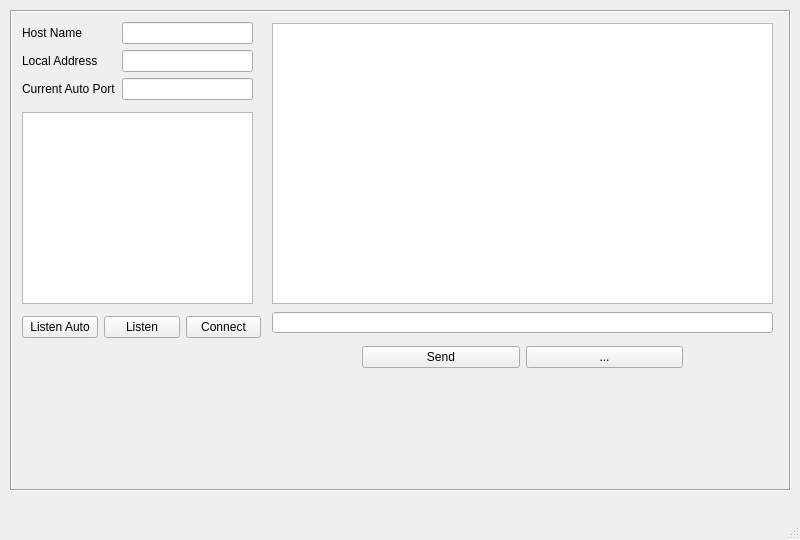
The window that gui.ui (Polybotumian/PeerConn) describes before a commit, drawn with Qt 5.
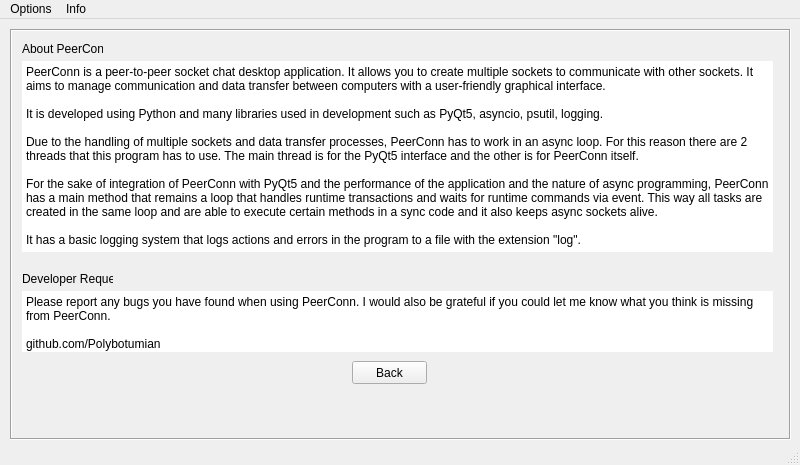
The same window after the commit. The open tabs and pages were chosen to show the change.

What changed in the file:
```diff
--- a/gui.ui
+++ b/gui.ui
@@ -5,14 +5,29 @@
   <property name="windowModality">
    <enum>Qt::ApplicationModal</enum>
   </property>
+  <property name="enabled">
+   <bool>true</bool>
+  </property>
   <property name="geometry">
    <rect>
     <x>0</x>
     <y>0</y>
     <width>800</width>
-    <height>540</height>
+    <height>465</height>
    </rect>
   </property>
+  <property name="minimumSize">
+   <size>
+    <width>800</width>
+    <height>465</height>
+   </size>
+  </property>
+  <property name="maximumSize">
+   <size>
+    <width>800</width>
+    <height>465</height>
+   </size>
+  </property>
   <property name="windowTitle">
    <string>MainWindow</string>
   </property>
@@ -29,7 +44,7 @@
       <x>10</x>
       <y>10</y>
       <width>781</width>
-      <height>481</height>
+      <height>411</height>
      </rect>
     </property>
     <property name="frameShape">
@@ -48,7 +63,7 @@
         <x>10</x>
         <y>10</y>
         <width>231</width>
-        <height>81</height>
+        <height>51</height>
        </rect>
       </property>
       <layout class="QFormLayout" name="formLayout_user_peerdata">
@@ -61,6 +76,12 @@
        </item>
        <item row="0" column="1">
         <widget class="QLineEdit" name="lineEdit_user_hostname">
+         <property name="toolTip">
+          <string>Your name. Default is your PC name.</string>
+         </property>
+         <property name="alignment">
+          <set>Qt::AlignRight|Qt::AlignTrailing|Qt::AlignVCenter</set>
+         </property>
          <property name="readOnly">
           <bool>false</bool>
          </property>
@@ -78,17 +99,9 @@
          <property name="readOnly">
           <bool>false</bool>
          </property>
-        </widget>
-       </item>
-       <item row="2" column="0">
-        <widget class="QLabel" name="label_user_auto_port">
-         <property name="text">
-          <string>Current Auto Port</string>
+         <property name="alignment">
+          <set>Qt::AlignCenter</set>
          </property>
-        </widget>
-       </item>
-       <item row="2" column="1">
-        <widget class="QLineEdit" name="lineEdit_user_auto_port">
          <property name="readOnly">
           <bool>false</bool>
          </property>
@@ -100,11 +113,17 @@
       <property name="geometry">
        <rect>
         <x>10</x>
-        <y>100</y>
+        <y>70</y>
         <width>231</width>
-        <height>192</height>
+        <height>251</height>
        </rect>
       </property>
+      <property name="toolTip">
+       <string>List of sockets.</string>
+      </property>
+      <property name="frameShape">
+       <enum>QFrame::StyledPanel</enum>
+      </property>
       <property name="editTriggers">
        <set>QAbstractItemView::EditKeyPressed</set>
       </property>
@@ -118,6 +137,18 @@
         <height>281</height>
        </rect>
       </property>
+      <property name="toolTip">
+       <string>Chat panel of selected socket.</string>
+      </property>
+      <property name="accessibleDescription">
+       <string/>
+      </property>
+      <property name="frameShape">
+       <enum>QFrame::StyledPanel</enum>
+      </property>
+      <property name="editTriggers">
+       <set>QAbstractItemView::EditKeyPressed</set>
+      </property>
      </widget>
      <widget class="QLineEdit" name="lineEdit_message">
       <property name="geometry">
@@ -128,12 +159,18 @@
         <height>21</height>
        </rect>
       </property>
+      <property name="toolTip">
+       <string>Message box. Enter key is the hot key for sending message.</string>
+      </property>
+      <property name="placeholderText">
+       <string>Type your message here!</string>
+      </property>
      </widget>
      <widget class="QWidget" name="horizontalLayoutWidget">
       <property name="geometry">
        <rect>
         <x>350</x>
-        <y>330</y>
+        <y>360</y>
         <width>321</width>
         <height>31</height>
        </rect>
@@ -142,14 +179,21 @@
        <item>
         <widget class="QPushButton" name="pushButton_send">
          <property name="text">
-          <string>Send</string>
+          <string>Send Message</string>
          </property>
         </widget>
        </item>
        <item>
         <widget class="QPushButton" name="pushButton_pick_file">
          <property name="text">
-          <string>...</string>
+          <string>Pick File</string>
+         </property>
+        </widget>
+       </item>
+       <item>
+        <widget class="QPushButton" name="pushButton_send_file">
+         <property name="text">
+          <string>Send File</string>
          </property>
         </widget>
        </item>
@@ -159,19 +203,12 @@
       <property name="geometry">
        <rect>
         <x>10</x>
-        <y>300</y>
-        <width>239</width>
+        <y>330</y>
+        <width>231</width>
         <height>31</height>
        </rect>
       </property>
       <layout class="QHBoxLayout" name="horizontalLayout_operation_buttons">
-       <item>
-        <widget class="QPushButton" name="pushButton_listen_auto">
-         <property name="text">
-          <string>Listen Auto</string>
-         </property>
-        </widget>
-       </item>
        <item>
         <widget class="QPushButton" name="pushButton_listen">
          <property name="text">
@@ -189,7 +226,179 @@
       </layout>
      </widget>
     </widget>
-    <widget class="QWidget" name="page_2"/>
+    <widget class="QWidget" name="page_about">
+     <widget class="QPlainTextEdit" name="plainTextEdit_about">
+      <property name="geometry">
+       <rect>
+        <x>10</x>
+        <y>30</y>
+        <width>751</width>
+        <height>191</height>
+       </rect>
+      </property>
+      <property name="focusPolicy">
+       <enum>Qt::StrongFocus</enum>
+      </property>
+      <property name="acceptDrops">
+       <bool>false</bool>
+      </property>
+      <property name="styleSheet">
+       <string notr="true"/>
+      </property>
+      <property name="inputMethodHints">
+       <set>Qt::ImhNone</set>
+      </property>
+      <property name="frameShape">
+       <enum>QFrame::NoFrame</enum>
+      </property>
+      <property name="frameShadow">
+       <enum>QFrame::Sunken</enum>
+      </property>
+      <property name="verticalScrollBarPolicy">
+       <enum>Qt::ScrollBarAlwaysOff</enum>
+      </property>
+      <property name="horizontalScrollBarPolicy">
+       <enum>Qt::ScrollBarAlwaysOff</enum>
+      </property>
+      <property name="sizeAdjustPolicy">
+       <enum>QAbstractScrollArea::AdjustIgnored</enum>
+      </property>
+      <property name="documentTitle">
+       <string/>
+      </property>
+      <property name="undoRedoEnabled">
+       <bool>false</bool>
+      </property>
+      <property name="lineWrapMode">
+       <enum>QPlainTextEdit::WidgetWidth</enum>
+      </property>
+      <property name="readOnly">
+       <bool>true</bool>
+      </property>
+      <property name="plainText">
+       <string>PeerConn is a peer-to-peer socket chat desktop application. It allows you to create multiple sockets to communicate with other sockets. It aims to manage communication and data transfer between computers with a user-friendly graphical interface.
+
+It is developed using Python and many libraries used in development such as PyQt5, asyncio, psutil, logging. 
+
+Due to the handling of multiple sockets and data transfer processes, PeerConn has to work in an async loop. For this reason there are 2 threads that this program has to use. The main thread is for the PyQt5 interface and the other is for PeerConn itself. 
+
+For the sake of integration of PeerConn with PyQt5 and the performance of the application and the nature of async programming, PeerConn has a main method that remains a loop that handles runtime transactions and waits for runtime commands via event. This way all tasks are created in the same loop and are able to execute certain methods in a sync code and it also keeps async sockets alive.
+
+It has a basic logging system that logs actions and errors in the program to a file with the extension &quot;log&quot;.</string>
+      </property>
+      <property name="overwriteMode">
+       <bool>false</bool>
+      </property>
+      <property name="backgroundVisible">
+       <bool>false</bool>
+      </property>
+      <property name="centerOnScroll">
+       <bool>false</bool>
+      </property>
+     </widget>
+     <widget class="QLabel" name="label_about">
+      <property name="geometry">
+       <rect>
+        <x>10</x>
+        <y>10</y>
+        <width>81</width>
+        <height>16</height>
+       </rect>
+      </property>
+      <property name="text">
+       <string>About PeerConn</string>
+      </property>
+     </widget>
+     <widget class="QLabel" name="label_developer_request">
+      <property name="geometry">
+       <rect>
+        <x>10</x>
+        <y>240</y>
+        <width>91</width>
+        <height>16</height>
+       </rect>
+      </property>
+      <property name="text">
+       <string>Developer Request</string>
+      </property>
+     </widget>
+     <widget class="QPlainTextEdit" name="plainTextEdit_developer_request">
+      <property name="geometry">
+       <rect>
+        <x>10</x>
+        <y>260</y>
+        <width>751</width>
+        <height>61</height>
+       </rect>
+      </property>
+      <property name="focusPolicy">
+       <enum>Qt::StrongFocus</enum>
+      </property>
+      <property name="acceptDrops">
+       <bool>false</bool>
+      </property>
+      <property name="styleSheet">
+       <string notr="true"/>
+      </property>
+      <property name="inputMethodHints">
+       <set>Qt::ImhNone</set>
+      </property>
+      <property name="frameShape">
+       <enum>QFrame::NoFrame</enum>
+      </property>
+      <property name="frameShadow">
+       <enum>QFrame::Sunken</enum>
+      </property>
+      <property name="verticalScrollBarPolicy">
+       <enum>Qt::ScrollBarAlwaysOff</enum>
+      </property>
+      <property name="horizontalScrollBarPolicy">
+       <enum>Qt::ScrollBarAlwaysOff</enum>
+      </property>
+      <property name="sizeAdjustPolicy">
+       <enum>QAbstractScrollArea::AdjustIgnored</enum>
+      </property>
+      <property name="documentTitle">
+       <string/>
+      </property>
+      <property name="undoRedoEnabled">
+       <bool>false</bool>
+      </property>
+      <property name="lineWrapMode">
+       <enum>QPlainTextEdit::WidgetWidth</enum>
+      </property>
+      <property name="readOnly">
+       <bool>true</bool>
+      </property>
+      <property name="plainText">
+       <string>Please report any bugs you have found when using PeerConn. I would also be grateful if you could let me know what you think is missing from PeerConn.
+
+github.com/Polybotumian</string>
+      </property>
+      <property name="overwriteMode">
+       <bool>false</bool>
+      </property>
+      <property name="backgroundVisible">
+       <bool>false</bool>
+      </property>
+      <property name="centerOnScroll">
+       <bool>false</bool>
+      </property>
+     </widget>
+     <widget class="QPushButton" name="pushButton_about_back">
+      <property name="geometry">
+       <rect>
+        <x>340</x>
+        <y>330</y>
+        <width>75</width>
+        <height>23</height>
+       </rect>
+      </property>
+      <property name="text">
+       <string>Back</string>
+      </property>
+     </widget>
+    </widget>
    </widget>
   </widget>
   <widget class="QMenuBar" name="menubar">
@@ -201,6 +410,24 @@
      <height>21</height>
     </rect>
    </property>
+   <widget class="QMenu" name="menuAbout">
+    <property name="title">
+     <string>Info</string>
+    </property>
+    <addaction name="actionHelp"/>
+    <addaction name="separator"/>
+    <addaction name="actionAbout"/>
+   </widget>
+   <widget class="QMenu" name="menuOptions">
+    <property name="title">
+     <string>Options</string>
+    </property>
+    <addaction name="actionPreferences"/>
+    <addaction name="separator"/>
+    <addaction name="actionChange_My_Data"/>
+   </widget>
+   <addaction name="menuOptions"/>
+   <addaction name="menuAbout"/>
   </widget>
   <widget class="QStatusBar" name="statusbar"/>
  </widget>
```
Left out of the diff: 55 changed lines with no effect on the pictures.
